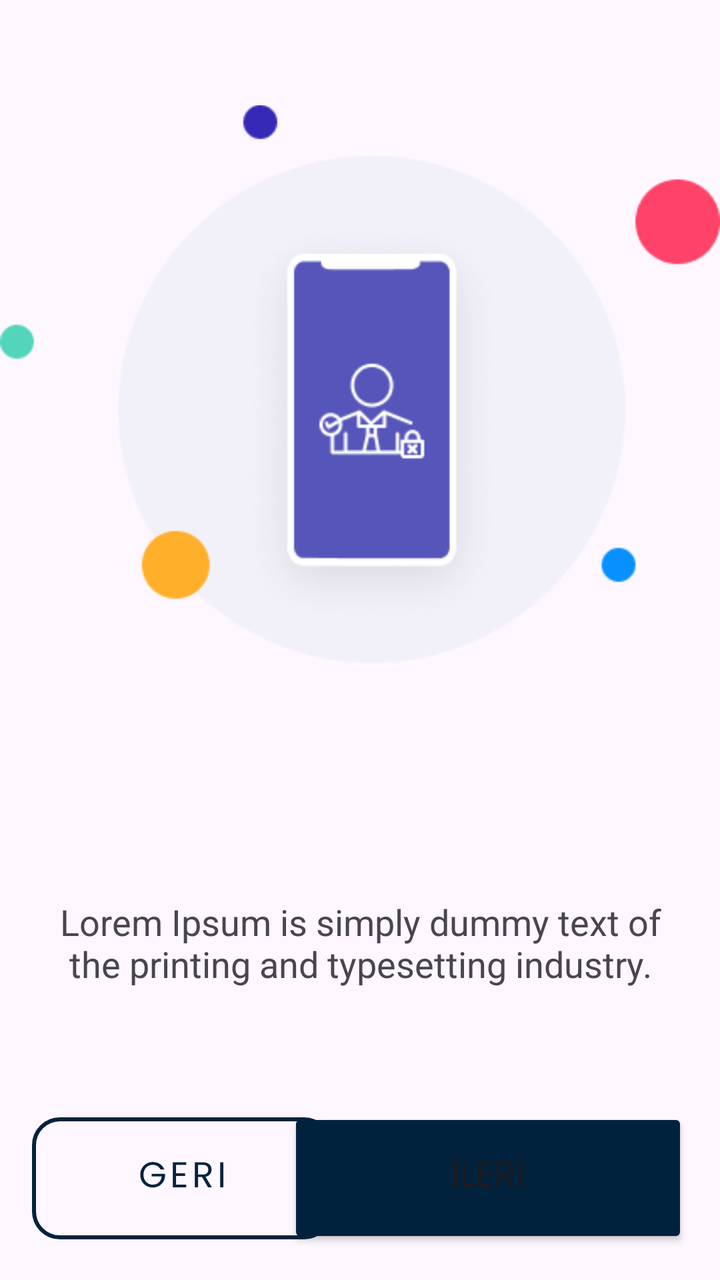
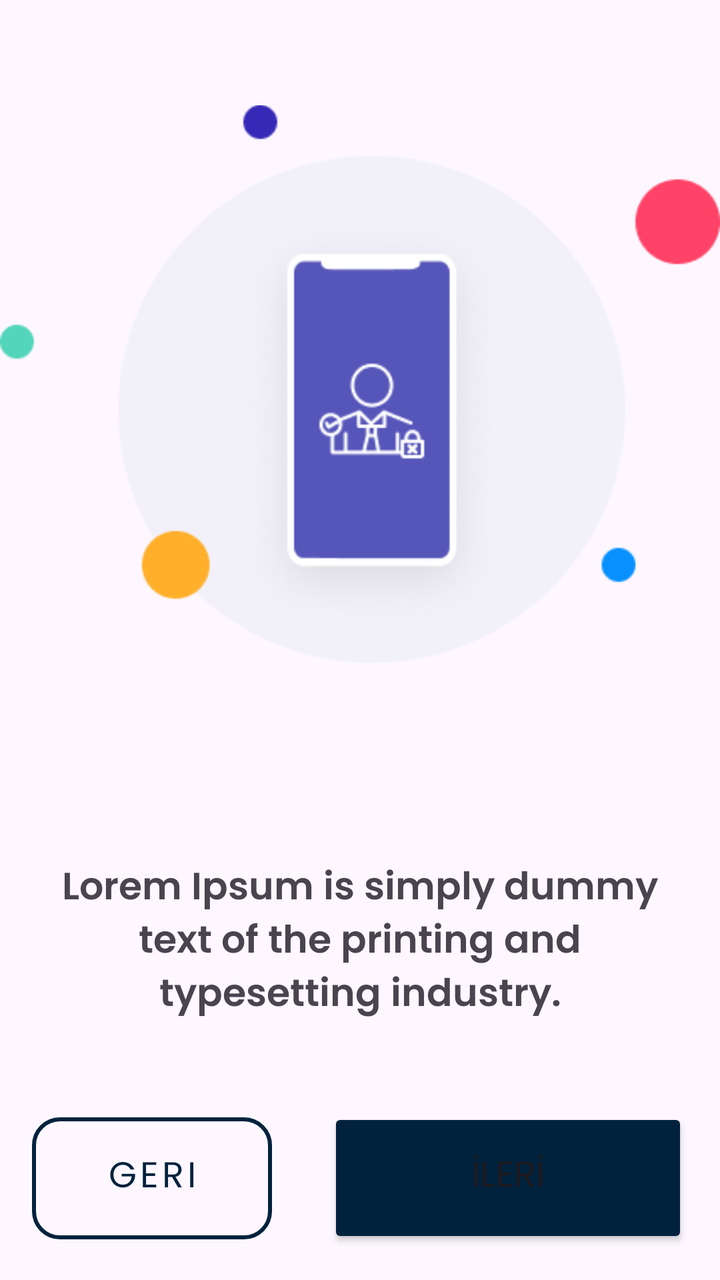

Before-and-after screenshots of an Android layout around one commit, followed by the original layout XML and the change that was made.
<!-- AndroidManifest.xml: application theme Theme.SmileHairClinic -->
<!-- res/layout/list_item_tutorial.xml -->
<?xml version="1.0" encoding="utf-8"?>
<androidx.constraintlayout.widget.ConstraintLayout xmlns:android="http://schemas.android.com/apk/res/android"
    xmlns:app="http://schemas.android.com/apk/res-auto"
    xmlns:tools="http://schemas.android.com/tools"
    android:layout_width="match_parent"
    android:layout_height="match_parent">

    <ImageView
        android:id="@+id/imageView"
        android:layout_width="0dp"
        android:layout_height="0dp"
        app:layout_constraintBottom_toTopOf="@+id/guideline"
        app:layout_constraintEnd_toEndOf="parent"
        app:layout_constraintStart_toStartOf="parent"
        app:layout_constraintTop_toTopOf="parent"
        android:src="@drawable/register_img"/>

    <androidx.constraintlayout.widget.Guideline
        android:id="@+id/guideline"
        android:layout_width="wrap_content"
        android:layout_height="wrap_content"
        android:orientation="horizontal"
        app:layout_constraintGuide_percent="0.6" />

    <TextView
        android:id="@+id/textView"
        android:layout_width="0dp"
        android:layout_height="wrap_content"
        android:layout_margin="16dp"
        android:gravity="center"
        android:text="Lorem Ipsum is simply dummy text of the printing and typesetting industry."
        android:textSize="18sp"
        app:layout_constraintEnd_toEndOf="parent"
        app:layout_constraintStart_toStartOf="parent"
        app:layout_constraintTop_toTopOf="@+id/guideline"
        app:layout_constraintBottom_toTopOf="@id/backButton"/>

    <Button
        android:id="@+id/backButton"
        style="@style/Widget.TransparentBorderButton"
        android:layout_width="150dp"
        android:layout_height="61dp"
        android:layout_marginStart="16dp"
        android:background="@drawable/button_border"
        android:fontFamily="@font/poppins"
        android:text="Geri"
        android:textColor="@color/secondary"
        android:textSize="18sp"
        app:layout_constraintBottom_toBottomOf="@+id/nextButton"
        app:layout_constraintStart_toStartOf="parent"
        app:layout_constraintTop_toTopOf="@+id/nextButton" />

    <Button
        android:id="@+id/nextButton"
        android:layout_width="200dp"
        android:layout_height="70dp"
        android:layout_marginEnd="16dp"
        android:layout_marginBottom="16dp"
        app:cornerRadius="13dp"
        android:text="İLERİ"
        android:fontFamily="@font/poppins"
        android:textSize="18sp"
        android:backgroundTint="@color/secondary"
        app:layout_constraintBottom_toBottomOf="parent"
        app:layout_constraintEnd_toEndOf="parent" />

</androidx.constraintlayout.widget.ConstraintLayout>
<!-- resources referenced by this layout -->
<resources>
  <color name="secondary">#01223d</color>
  <!-- drawable button_border (drawable) -->
  <?xml version="1.0" encoding="utf-8"?>
  <shape xmlns:android="http://schemas.android.com/apk/res/android"
      android:shape="rectangle">
  
      <solid android:color="@android:color/transparent" />
  
      <stroke
          android:width="2dp"
          android:color="@color/secondary" /> <corners android:radius="13dp" /> </shape>
  <!-- drawable register_img: png bitmap (drawable, 19712 bytes) -->
  <style name="Widget.TransparentBorderButton" parent="Widget.MaterialComponents.Button">
          <item name="backgroundTint">@null</item>
      </style>
  <style name="Theme.SmileHairClinic" parent="Base.Theme.SmileHairClinic" />
  <style name="Base.Theme.SmileHairClinic" parent="Theme.Material3.DayNight.NoActionBar">
          
          
          <item name="colorPrimary">#6200EE</item>
          <item name="colorPrimaryDark">#3700B3</item>
          <item name="colorAccent">#03DAC5</item>
      </style>
</resources>

<!-- the commit's change to res/layout/list_item_tutorial.xml (unified diff, before → after) -->
@@ -29,7 +29,8 @@
         android:layout_margin="16dp"
         android:gravity="center"
         android:text="Lorem Ipsum is simply dummy text of the printing and typesetting industry."
-        android:textSize="18sp"
+        android:textSize="19sp"
+        android:fontFamily="@font/poppins_semibold"
         app:layout_constraintEnd_toEndOf="parent"
         app:layout_constraintStart_toStartOf="parent"
         app:layout_constraintTop_toTopOf="@+id/guideline"
@@ -38,7 +39,7 @@
     <Button
         android:id="@+id/backButton"
         style="@style/Widget.TransparentBorderButton"
-        android:layout_width="150dp"
+        android:layout_width="120dp"
         android:layout_height="61dp"
         android:layout_marginStart="16dp"
         android:background="@drawable/button_border"
@@ -52,15 +53,15 @@
 
     <Button
         android:id="@+id/nextButton"
-        android:layout_width="200dp"
+        android:layout_width="180dp"
         android:layout_height="70dp"
         android:layout_marginEnd="16dp"
         android:layout_marginBottom="16dp"
+        android:backgroundTint="@color/secondary"
+        android:fontFamily="@font/poppins"
+        android:text="İLERİ"
+        android:textSize="18sp"
         app:cornerRadius="13dp"
-        android:text="İLERİ"
-        android:fontFamily="@font/poppins"
-        android:textSize="18sp"
-        android:backgroundTint="@color/secondary"
         app:layout_constraintBottom_toBottomOf="parent"
         app:layout_constraintEnd_toEndOf="parent" />
 
